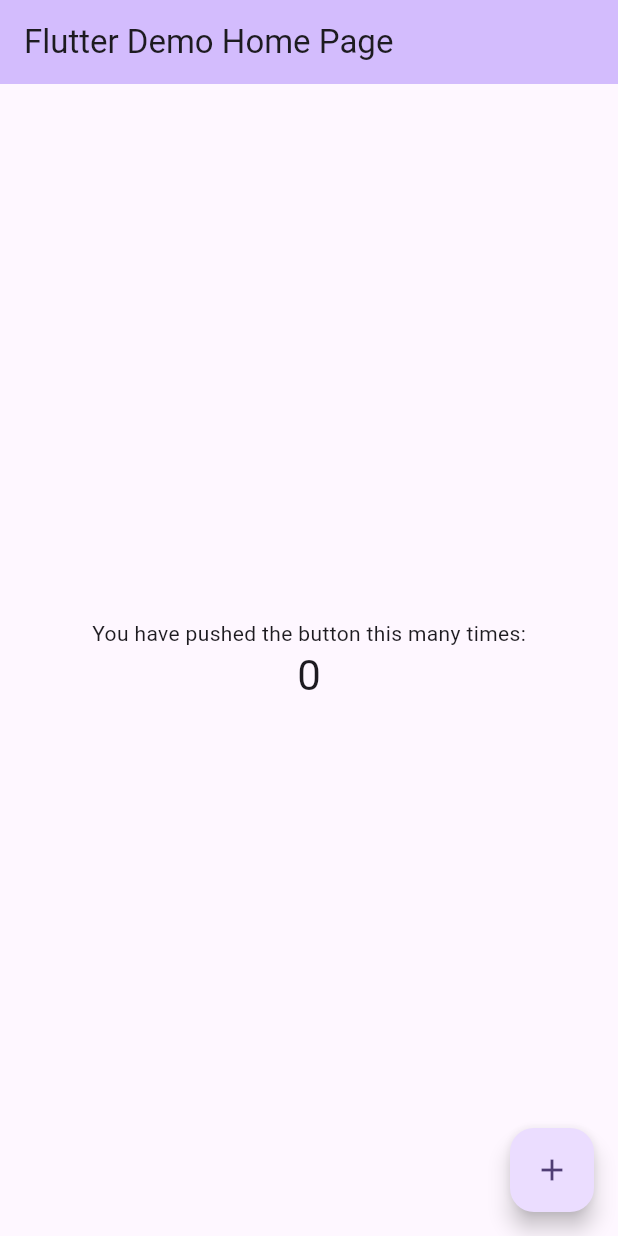
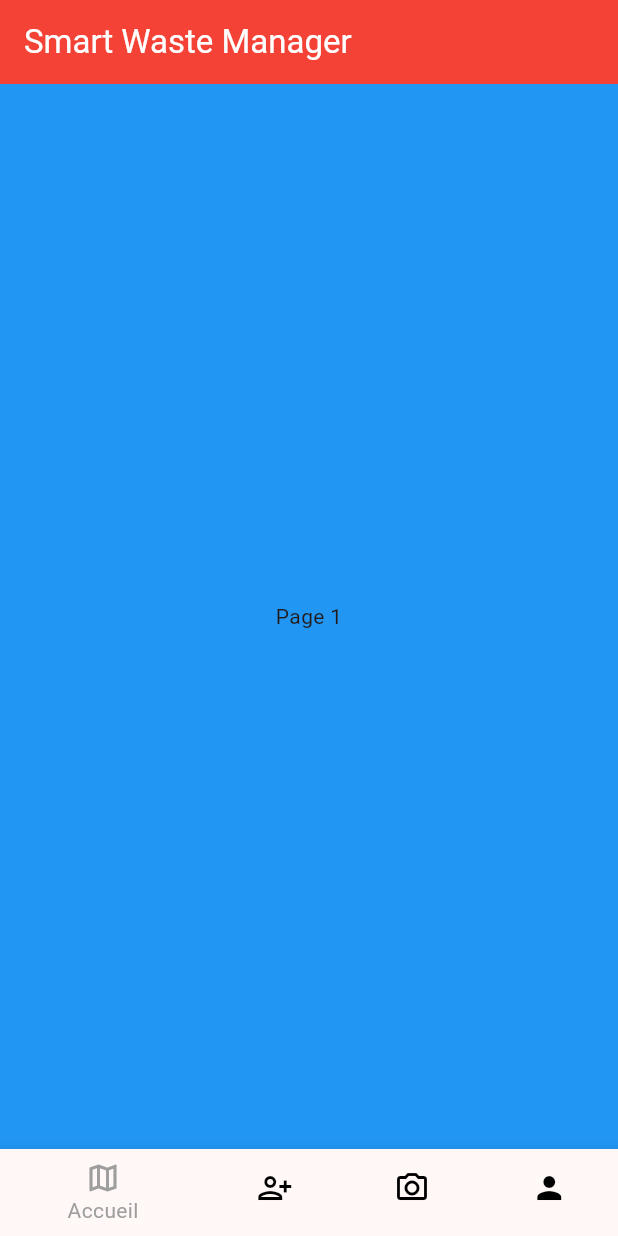
Before and after one commit to DonatFortini/Defi-SITEC, a Flutter app: the screen it shows after launch, on a phone screen of 412 x 824 dp. Run offline on Flutter 3.47's test engine with Material 3 defaults, Android fonts, the phone set to English and light mode, and no system bars.

Commit message:
add bottomBar

```diff
--- /dev/null
+++ b/front-end/smart_waste_manager/lib/bottomBar.dart
@@ -0,0 +1,77 @@
+import 'package:flutter/material.dart';
+
+class MyBottomNavBar extends StatefulWidget {
+  final int currentIndex;
+  final ValueChanged<int> onTap;
+
+  MyBottomNavBar({required this.currentIndex, required this.onTap});
+
+  @override
+  _MyBottomNavBarState createState() => _MyBottomNavBarState();
+}
+
+class _MyBottomNavBarState extends State<MyBottomNavBar> {
+  @override
+  Widget build(BuildContext context) {
+    return BottomNavigationBar(
+      currentIndex: widget.currentIndex,
+      onTap: widget.onTap,
+      items: const [
+        BottomNavigationBarItem(
+          icon: Icon(Icons.map_outlined),
+          label: 'Accueil',
+        ),
+        BottomNavigationBarItem(
+          icon: Icon(Icons.person_add_alt),
+          label: 'Profil',
+        ),
+        BottomNavigationBarItem(
+          icon: Icon(Icons.camera_alt_outlined),
+          label: 'Travail',
+        ),
+        BottomNavigationBarItem(
+          icon: Icon(Icons.person),
+          label: 'Profil',
+        )
+      ],
+    );
+  }
+}
+
+class MyIndexedStack extends StatelessWidget {
+  final int currentIndex;
+  const MyIndexedStack({super.key, required this.currentIndex});
+
+  @override
+  Widget build(BuildContext context) {
+    return IndexedStack(
+      index: currentIndex,
+      children: [
+        Container(
+          color: Colors.blue,
+          child: const Center(
+            child: Text('Page 1'),
+          ),
+        ),
+        Container(
+          color: Colors.green,
+          child: const Center(
+            child: Text('Page 2'),
+          ),
+        ),
+        Container(
+          color: Colors.orange,
+          child: const Center(
+            child: Text('Page 3'),
+          ),
+        ),
+        Container(
+          color: Colors.red,
+          child: const Center(
+            child: Text('Page 3'),
+          ),
+        ),
+      ],
+    );
+  }
+}
--- a/front-end/smart_waste_manager/lib/first_page.dart
+++ b/front-end/smart_waste_manager/lib/first_page.dart
@@ -1,5 +1,5 @@
-
 import 'package:flutter/material.dart';
+import 'package:smart_waste_manager/bottomBar.dart';
 
 class MyHomePage extends StatefulWidget {
   const MyHomePage({super.key, required this.title});
@@ -11,61 +11,29 @@ class MyHomePage extends StatefulWidget {
 }
 
 class _MyHomePageState extends State<MyHomePage> {
-  int _counter = 0;
-
-  void _incrementCounter() {
-    setState(() {
-      _counter++;
-    });
-  }
+  int _currentIndex = 0;
 
   @override
   Widget build(BuildContext context) {
-
     return Scaffold(
       appBar: AppBar(
-        // TRY THIS: Try changing the color here to a specific color (to
-        // Colors.amber, perhaps?) and trigger a hot reload to see the AppBar
-        // change color while the other colors stay the same.
-        backgroundColor: Theme.of(context).colorScheme.inversePrimary,
-        // Here we take the value from the MyHomePage object that was created by
-        // the App.build method, and use it to set our appbar title.
-        title: Text(widget.title),
-      ),
-      body: Center(
-        // Center is a layout widget. It takes a single child and positions it
-        // in the middle of the parent.
-        child: Column(
-          // Column is also a layout widget. It takes a list of children and
-          // arranges them vertically. By default, it sizes itself to fit its
-          // children horizontally, and tries to be as tall as its parent.
-          //
-          // Column has various properties to control how it sizes itself and
-          // how it positions its children. Here we use mainAxisAlignment to
-          // center the children vertically; the main axis here is the vertical
-          // axis because Columns are vertical (the cross axis would be
-          // horizontal).
-          //
-          // TRY THIS: Invoke "debug painting" (choose the "Toggle Debug Paint"
-          // action in the IDE, or press "p" in the console), to see the
-          // wireframe for each widget.
-          mainAxisAlignment: MainAxisAlignment.center,
-          children: <Widget>[
-            const Text(
-              'You have pushed the button this many times:',
-            ),
-            Text(
-              '$_counter',
-              style: Theme.of(context).textTheme.headlineMedium,
-            ),
-          ],
+        backgroundColor: Theme.of(context).colorScheme.secondary,
+        title: Text(
+          widget.title,
+          style: TextStyle(color: Colors.white),
         ),
       ),
-      floatingActionButton: FloatingActionButton(
-        onPressed: _incrementCounter,
-        tooltip: 'Increment',
-        child: const Icon(Icons.add),
-      ), // This trailing comma makes auto-formatting nicer for build methods.
+      body: MyIndexedStack(
+        currentIndex: _currentIndex,
+      ),
+      bottomNavigationBar: MyBottomNavBar(
+        currentIndex: _currentIndex,
+        onTap: (index) {
+          setState(() {
+            _currentIndex = index;
+          });
+        },
+      ),
     );
   }
 }
--- a/front-end/smart_waste_manager/lib/main.dart
+++ b/front-end/smart_waste_manager/lib/main.dart
@@ -12,13 +12,22 @@ class MyApp extends StatelessWidget {
   @override
   Widget build(BuildContext context) {
     return MaterialApp(
-      title: 'Flutter Demo',
+      title: 'Smart Waste Manager',
       theme: ThemeData(
+        bottomAppBarTheme: const BottomAppBarTheme(
+          color: Colors.blue,
+          // Nouvelle couleur du fond de la barre
+        ),
+        bottomNavigationBarTheme: const BottomNavigationBarThemeData(
+          backgroundColor: Colors.red, // Couleur de fond de la BottomNavigationBar
+          selectedItemColor: Colors.grey, // Couleur des items sélectionnés
 
-        colorScheme: ColorScheme.fromSeed(seedColor: Colors.deepPurple),
+          unselectedItemColor: Colors.black, // Couleur des items non sélectionnés
+        ),
+        colorScheme: ColorScheme.fromSeed(seedColor: Colors.redAccent, secondary: Colors.red),
         useMaterial3: true,
       ),
-      home: const MyHomePage(title: 'Flutter Demo Home Page'),
+      home: const MyHomePage(title: 'Smart Waste Manager'),
     );
   }
 }
```
